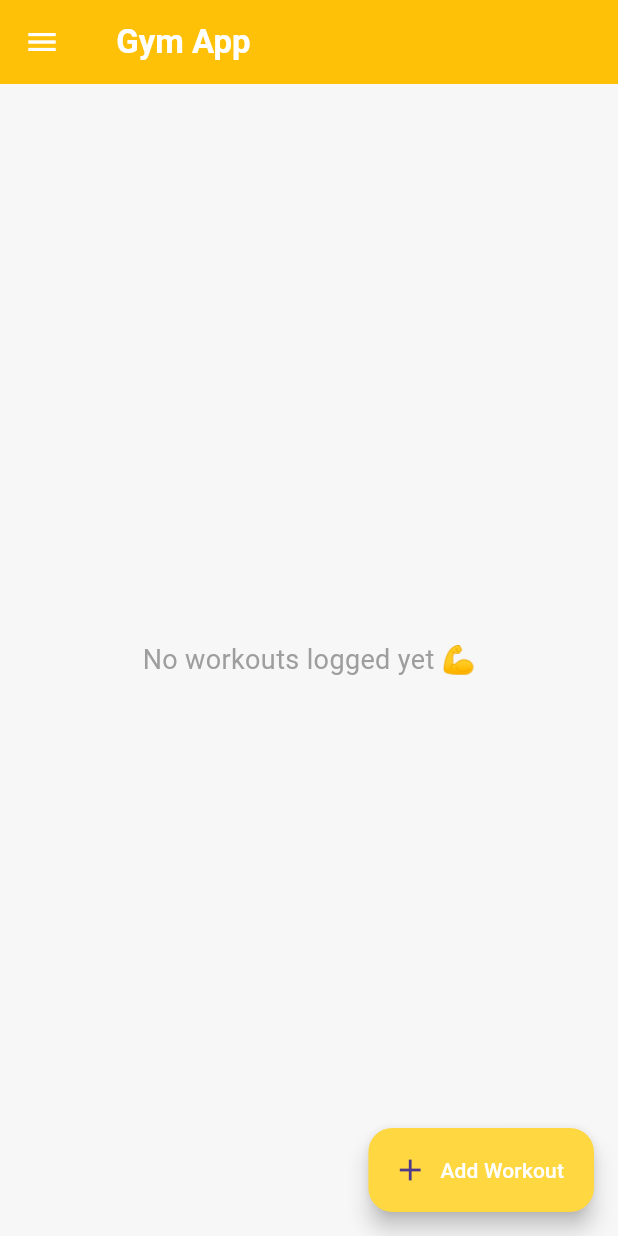
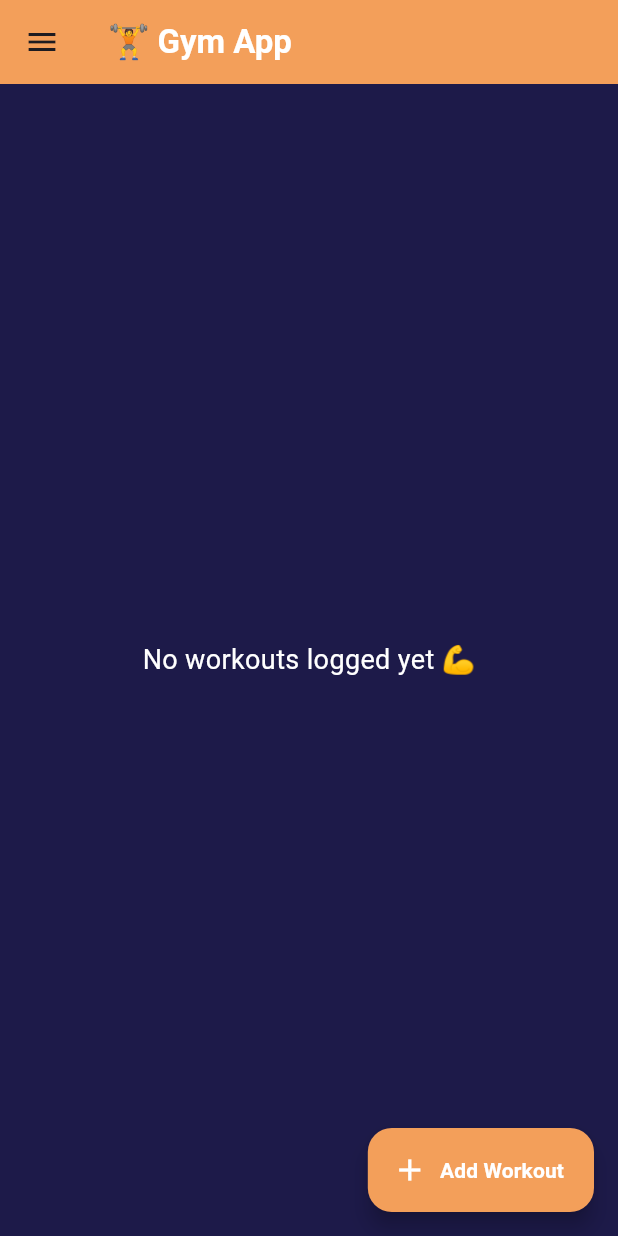
Before and after one commit to sujanae/Gym_Buddy, a Flutter app: the screen it shows after launch, on a phone screen of 412 x 824 dp. Run offline on Flutter 3.47's test engine with Material 3 defaults, Android fonts, the phone set to English and light mode, and no system bars; our stand-ins replace hive, hive_flutter; accounts and stored records are empty.

Commit message:
ft:final color theme

```diff
--- a/lib/main.dart
+++ b/lib/main.dart
@@ -1,11 +1,9 @@
 import 'package:flutter/material.dart';
 import 'package:gym_app/models/workout_note.dart';
 import 'package:gym_app/pages/home_page.dart';
-import 'package:gym_app/theme/theme_provider.dart';
 
 import 'package:hive_flutter/adapters.dart';
 import 'package:path_provider/path_provider.dart';
-import 'package:provider/provider.dart';
 
 void main() async {
   WidgetsFlutterBinding.ensureInitialized(); //for using platform channels like accessing files
@@ -20,12 +18,7 @@ void main() async {
     'workout_notes',
   ); //opening a hive box for further things
 
-  runApp(
-    ChangeNotifierProvider(
-      create: (_) => ThemeProvider(),
-      child: const MyApp(),
-    ),
-  );
+  runApp(const MyApp());
 }
 
 class MyApp extends StatelessWidget {
@@ -33,37 +26,6 @@ class MyApp extends StatelessWidget {
 
   @override
   Widget build(BuildContext context) {
-    final themeProvider = Provider.of<ThemeProvider>(context);
-
-    return MaterialApp(
-      title: 'Gym Notes',
-      debugShowCheckedModeBanner: false,
-      themeMode: themeProvider.themeMode,
-      theme: ThemeData(
-        brightness: Brightness.light,
-        primarySwatch: themeProvider.primaryColor,
-        scaffoldBackgroundColor: const Color(0xFFF7F7F7),
-        appBarTheme: AppBarTheme(
-          backgroundColor: themeProvider.primaryColor,
-          foregroundColor: Colors.white,
-        ),
-        floatingActionButtonTheme: FloatingActionButtonThemeData(
-          backgroundColor: themeProvider.primaryColor,
-        ),
-      ),
-      darkTheme: ThemeData(
-        brightness: Brightness.dark,
-        primarySwatch: themeProvider.primaryColor,
-        scaffoldBackgroundColor: const Color(0xFF121212),
-        appBarTheme: AppBarTheme(
-          backgroundColor: themeProvider.primaryColor.shade700,
-          foregroundColor: Colors.white,
-        ),
-        floatingActionButtonTheme: FloatingActionButtonThemeData(
-          backgroundColor: themeProvider.primaryColor.shade400,
-        ),
-      ),
-      home: const HomePage(),
-    );
+    return MaterialApp(debugShowCheckedModeBanner: false, home: HomePage());
   }
 }
--- a/lib/pages/home_page.dart
+++ b/lib/pages/home_page.dart
@@ -1,8 +1,9 @@
 import 'package:flutter/material.dart';
 import 'package:gym_app/models/workout_note.dart';
 import 'package:gym_app/pages/add_workout_page.dart';
+import 'package:gym_app/theme/app_colors.dart';
 import 'package:hive/hive.dart';
-import 'package:hive_flutter/adapters.dart';
+import 'package:hive_flutter/hive_flutter.dart';
 import 'package:intl/intl.dart';
 
 class HomePage extends StatefulWidget {
@@ -16,14 +17,28 @@ class _HomePageState extends State<HomePage> {
   @override
   Widget build(BuildContext context) {
     return Scaffold(
+      backgroundColor: AppColors.background,
+
       appBar: AppBar(
         title: const Text(
-          " Gym App",
-          style: TextStyle(fontWeight: FontWeight.bold, color: Colors.white),
+          "🏋️ Gym App",
+          style: TextStyle(fontWeight: FontWeight.bold, color: AppColors.text),
         ),
-        backgroundColor: Colors.amber,
+        backgroundColor: AppColors.primary,
       ),
-      drawer: const Drawer(), // Optional – customize later
+
+      drawer: const Drawer(
+        backgroundColor: AppColors.background,
+        child: DrawerHeader(
+          child: Center(
+            child: Text(
+              "Coming Soon...",
+              style: TextStyle(color: AppColors.text),
+            ),
+          ),
+        ),
+      ),
+
       body: ValueListenableBuilder(
         valueListenable: Hive.box<WorkoutNote>('workout_notes').listenable(),
         builder: (context, Box<WorkoutNote> box, _) {
@@ -31,7 +46,7 @@ class _HomePageState extends State<HomePage> {
             return const Center(
               child: Text(
                 "No workouts logged yet 💪",
-                style: TextStyle(fontSize: 18, color: Colors.grey),
+                style: TextStyle(fontSize: 18, color: AppColors.text),
               ),
             );
           }
@@ -45,6 +60,7 @@ class _HomePageState extends State<HomePage> {
               final note = notes[index];
 
               return Card(
+                color: AppColors.secondary,
                 margin: const EdgeInsets.symmetric(horizontal: 16, vertical: 8),
                 elevation: 4,
                 shape: RoundedRectangleBorder(
@@ -55,6 +71,7 @@ class _HomePageState extends State<HomePage> {
                   child: Column(
                     crossAxisAlignment: CrossAxisAlignment.start,
                     children: [
+                      // Date and Time Row
                       Row(
                         mainAxisAlignment: MainAxisAlignment.spaceBetween,
                         children: [
@@ -63,18 +80,21 @@ class _HomePageState extends State<HomePage> {
                             style: const TextStyle(
                               fontSize: 16,
                               fontWeight: FontWeight.bold,
+                              color: AppColors.text,
                             ),
                           ),
                           Text(
                             note.workoutTime,
                             style: const TextStyle(
-                              color: Colors.grey,
+                              color: Colors.white70,
                               fontWeight: FontWeight.w500,
                             ),
                           ),
                         ],
                       ),
                       const SizedBox(height: 10),
+
+                      // Exercise List
                       ...note.exercise.map(
                         (e) => Row(
                           crossAxisAlignment: CrossAxisAlignment.start,
@@ -82,19 +102,27 @@ class _HomePageState extends State<HomePage> {
                             const Icon(
                               Icons.fitness_center,
                               size: 18,
-                              color: Colors.amber,
+                              color: AppColors.accent,
                             ),
                             const SizedBox(width: 6),
-                            Expanded(child: Text(e)),
+                            Expanded(
+                              child: Text(
+                                e,
+                                style: const TextStyle(color: AppColors.text),
+                                overflow: TextOverflow.ellipsis,
+                              ),
+                            ),
                           ],
                         ),
                       ),
+
+                      // Optional Notes
                       if (note.notes.isNotEmpty) ...[
-                        const Divider(height: 20),
+                        const Divider(height: 20, color: Colors.white24),
                         Text(
-                          "notes: ${note.notes}",
+                          "Notes: ${note.notes}",
                           style: const TextStyle(
-                            color: Colors.black87,
+                            color: AppColors.text,
                             fontStyle: FontStyle.italic,
                             fontWeight: FontWeight.bold,
                           ),
@@ -110,13 +138,17 @@ class _HomePageState extends State<HomePage> {
       ),
 
       floatingActionButton: FloatingActionButton.extended(
-        backgroundColor: Colors.amberAccent,
-        icon: const Icon(Icons.add),
-        label: const Text("Add Workout", style: TextStyle(color: Colors.white)),
+        backgroundColor: AppColors.primary,
+        icon: const Icon(Icons.add, color: Colors.white),
+        label: const Text(
+          "Add Workout",
+          style: TextStyle(color: Colors.white, fontWeight: FontWeight.bold),
+        ),
         onPressed: () {
           showModalBottomSheet(
             context: context,
             isScrollControlled: true,
+            backgroundColor: AppColors.background,
             shape: const RoundedRectangleBorder(
               borderRadius: BorderRadius.vertical(top: Radius.circular(20)),
             ),
--- /dev/null
+++ b/lib/theme/app_colors.dart
@@ -0,0 +1,9 @@
+import 'package:flutter/material.dart';
+
+class AppColors {
+  static const Color background = Color(0xFF1D1A49);
+  static const Color primary = Color(0xFFF39F5A);
+  static const Color accent = Color(0xFFF39F5A); // same as primary
+  static const Color secondary = Color(0xFF292C6D); // optional card background
+  static const Color text = Colors.white;
+}
--- a/lib/theme/theme_provider.dart
+++ /dev/null
@@ -1,21 +0,0 @@
-import 'package:flutter/material.dart';
-
-class ThemeProvider with ChangeNotifier {
-  ThemeMode _themeMode = ThemeMode.system;
-  MaterialColor _primaryColor = Colors.green;
-
-  ThemeMode get themeMode => _themeMode;
-  MaterialColor get primaryColor => _primaryColor;
-
-  void setTheme(MaterialColor color) {
-    _primaryColor = color;
-    notifyListeners();
-  }
-
-  void toggleSystemTheme(Brightness brightness) {
-    _themeMode = brightness == Brightness.dark
-        ? ThemeMode.dark
-        : ThemeMode.light;
-    notifyListeners();
-  }
-}
```
Also changed, not shown: lib/pages/add_workout_page.dart (+49 -16 lines), lib/theme/app_themes.dart (deleted, +0 -18 lines).
